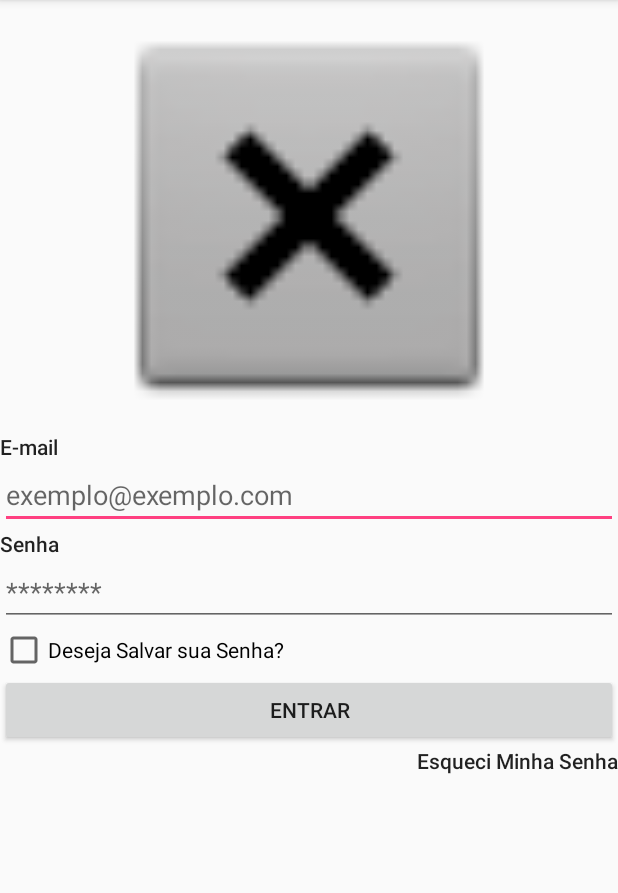
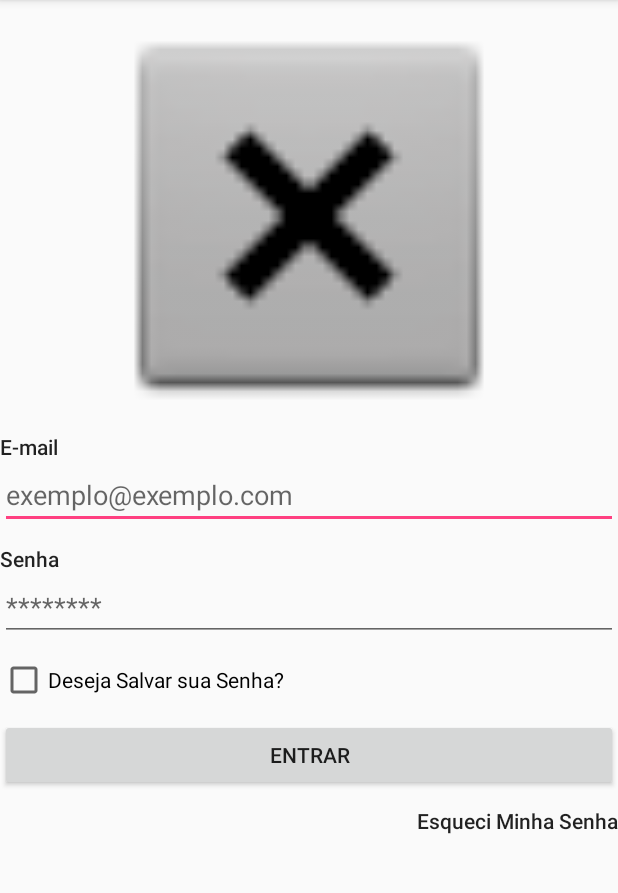
Before and after one commit to GeisonPiegas/ProdAPP, an Android app: the screen it shows after launch (TelaDeLogin), on a phone screen of 412 x 824 dp, the part 84-977 px from its top. Run offline under Robolectric (Android 15) with nearby library versions, the phone set to English and light mode, and no system bars.

Commit message:
Adição do "findView" e "Onclick" na Tela de Login

```diff
--- a/app/src/main/java/com/example/alunos/prodapp/TelaDeLogin.java
+++ b/app/src/main/java/com/example/alunos/prodapp/TelaDeLogin.java
@@ -2,14 +2,21 @@ package com.example.alunos.prodapp;
 
 import android.support.v7.app.AppCompatActivity;
 import android.os.Bundle;
+import android.text.Layout;
 import android.view.View;
 import android.widget.Button;
 import android.widget.CheckBox;
 import android.widget.EditText;
 import android.widget.ImageView;
+import android.widget.LinearLayout;
+import android.widget.RelativeLayout;
+import android.widget.ScrollView;
 import android.widget.TextView;
 
 public class TelaDeLogin extends AppCompatActivity implements View.OnClickListener{
+    private RelativeLayout RelativeLayoutTelaDeLogin;
+    private ScrollView ScrollViewTelaDeLogin;
+    private LinearLayout LinearLayoutVerticalTelaDeLogin;
     private ImageView IconeImageViewTelaDeLogin;
     private TextView EmailTextViewTelaDeLogin;
     private EditText EmailEditTextTelaDeLogin;
@@ -26,6 +33,9 @@ public class TelaDeLogin extends AppCompatActivity implements View.OnClickListen
         setContentView(R.layout.activity_tela_de_login);
 
         //find's
+        RelativeLayoutTelaDeLogin = (RelativeLayout) findViewById(R.id.RelativeLayoutTelaDeLogin);
+        ScrollViewTelaDeLogin = (ScrollView) findViewById(R.id.ScrollViewTelaDeLogin);
+        LinearLayoutVerticalTelaDeLogin = (LinearLayout) findViewById(R.id.LinearLayoutVerticalTelaDeLogin);
         IconeImageViewTelaDeLogin = (ImageView) findViewById(R.id.IconeImageViewTelaDeLogin);
         EmailTextViewTelaDeLogin = (TextView) findViewById(R.id.EmailTextViewTelaDeLogin);
         EmailEditTextTelaDeLogin = (EditText) findViewById(R.id.EmailEditTextTelaDeLogin);
--- a/app/src/main/res/layout/activity_tela_de_login.xml
+++ b/app/src/main/res/layout/activity_tela_de_login.xml
@@ -1,19 +1,21 @@
 <?xml version="1.0" encoding="utf-8"?>
-<RelativeLayout
-    xmlns:android="http://schemas.android.com/apk/res/android"
+<RelativeLayout xmlns:android="http://schemas.android.com/apk/res/android"
     xmlns:app="http://schemas.android.com/apk/res-auto"
     xmlns:tools="http://schemas.android.com/tools"
+    android:id="@+id/RelativeLayoutTelaDeLogin"
     android:layout_width="match_parent"
     android:layout_height="match_parent"
     tools:context="com.example.alunos.prodapp.TelaDeLogin">
 
     <ScrollView
+        android:id="@+id/ScrollViewTelaDeLogin"
         android:layout_width="match_parent"
         android:layout_height="match_parent"
-        android:layout_alignParentTop="true"
-        android:layout_alignParentStart="true">
+        android:layout_alignParentStart="true"
+        android:layout_alignParentTop="true">
 
         <LinearLayout
+            android:id="@+id/LinearLayoutVerticalTelaDeLogin"
             android:layout_width="match_parent"
             android:layout_height="match_parent"
             android:orientation="vertical">
@@ -43,6 +45,7 @@
                 android:id="@+id/SenhaTextViewTelaDeLogin"
                 android:layout_width="match_parent"
                 android:layout_height="wrap_content"
+                android:layout_marginTop="10dp"
                 android:text="@string/SenhaTextViewTelaDeLogin"
                 android:textAppearance="@style/TextAppearance.AppCompat.Body2" />
 
@@ -58,18 +61,22 @@
                 android:id="@+id/SalvarSenhaCheckBoxTelaDeLogin"
                 android:layout_width="match_parent"
                 android:layout_height="wrap_content"
+                android:layout_marginTop="10dp"
                 android:text="@string/SalvarSenhaCheckBoxTelaDeLogin" />
 
             <Button
                 android:id="@+id/EntrarButtonTelaDeLogin"
                 android:layout_width="match_parent"
                 android:layout_height="wrap_content"
+                android:layout_marginTop="10dp"
                 android:text="@string/EntrarButtonTelaDeLogin" />
 
             <TextView
                 android:id="@+id/EsqueceuSenhaTextViewTelaDeLogin"
                 android:layout_width="match_parent"
                 android:layout_height="wrap_content"
+                android:layout_marginBottom="10dp"
+                android:layout_marginTop="10dp"
                 android:text="@string/EsqueceuSenhaTextViewTelaDeLogin"
                 android:textAlignment="textEnd"
                 android:textAppearance="@style/TextAppearance.AppCompat.Body2"
```
